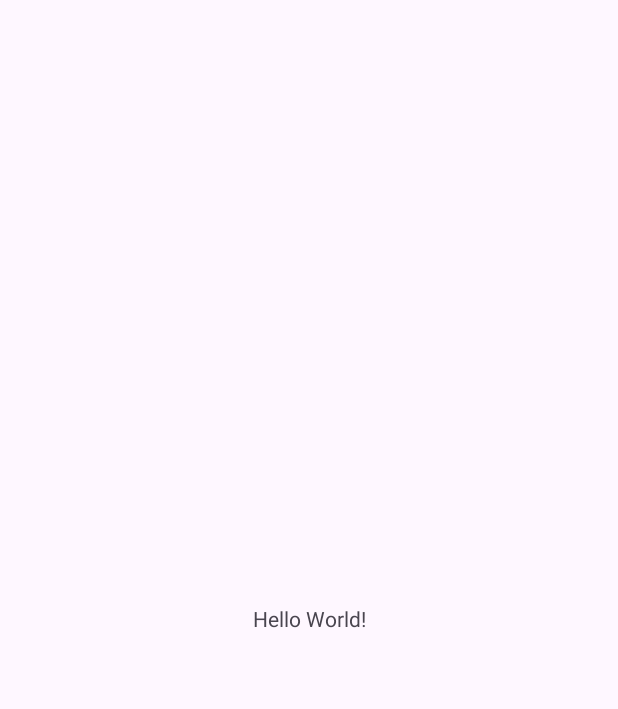
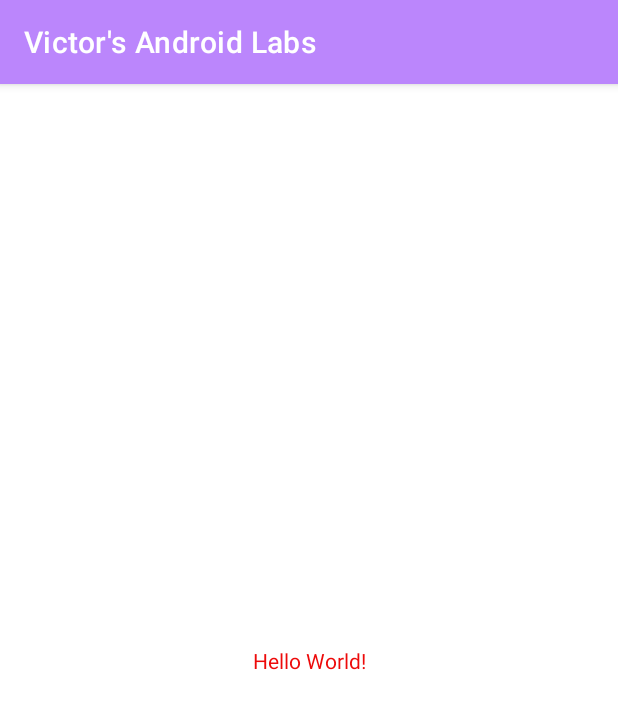
Before and after one commit to XiangqianChe/VictorsAndroidLabs, an Android app: the screen it shows after launch (MainActivity), on a phone screen of 412 x 824 dp. Before the commit the part shown is almost empty. Shown: the top 709 px of the screen. Run offline under Robolectric (Android 15) with nearby library versions, the phone set to English and light mode, and no system bars.

Commit message:
Second commit: changed the icon and app colors

```diff
--- a/app/src/main/AndroidManifest.xml
+++ b/app/src/main/AndroidManifest.xml
@@ -6,9 +6,8 @@
         android:allowBackup="true"
         android:dataExtractionRules="@xml/data_extraction_rules"
         android:fullBackupContent="@xml/backup_rules"
-        android:icon="@mipmap/ic_launcher"
+        android:icon="@drawable/app_icon"
         android:label="@string/app_name"
-        android:roundIcon="@mipmap/ic_launcher_round"
         android:supportsRtl="true"
         android:theme="@style/Theme.VictorsAndroidLabs"
         tools:targetApi="31">
--- a/app/src/main/res/mipmap-anydpi-v26/ic_launcher.xml
+++ /dev/null
@@ -1,6 +0,0 @@
-<?xml version="1.0" encoding="utf-8"?>
-<adaptive-icon xmlns:android="http://schemas.android.com/apk/res/android">
-    <background android:drawable="@drawable/ic_launcher_background" />
-    <foreground android:drawable="@drawable/ic_launcher_foreground" />
-    <monochrome android:drawable="@drawable/ic_launcher_foreground" />
-</adaptive-icon>
--- a/app/src/main/res/mipmap-anydpi-v26/ic_launcher_round.xml
+++ /dev/null
@@ -1,6 +0,0 @@
-<?xml version="1.0" encoding="utf-8"?>
-<adaptive-icon xmlns:android="http://schemas.android.com/apk/res/android">
-    <background android:drawable="@drawable/ic_launcher_background" />
-    <foreground android:drawable="@drawable/ic_launcher_foreground" />
-    <monochrome android:drawable="@drawable/ic_launcher_foreground" />
-</adaptive-icon>
--- a/app/src/main/res/values-night/themes.xml
+++ /dev/null
@@ -1,7 +0,0 @@
-<resources xmlns:tools="http://schemas.android.com/tools">
-    <!-- Base application theme. -->
-    <style name="Base.Theme.VictorsAndroidLabs" parent="Theme.Material3.DayNight.NoActionBar">
-        <!-- Customize your dark theme here. -->
-        <!-- <item name="colorPrimary">@color/my_dark_primary</item> -->
-    </style>
-</resources>
--- a/app/src/main/res/values/colors.xml
+++ b/app/src/main/res/values/colors.xml
@@ -1,5 +1,10 @@
 <?xml version="1.0" encoding="utf-8"?>
 <resources>
+    <color name="my_primary">#FFBB86FC</color>
+    <color name="my_secondary">#FF6200EE</color>
+    <color name="my_statusbar">#9991AA</color>
+    <color name="my_text">#ED0A0A</color>
+
     <color name="black">#FF000000</color>
     <color name="white">#FFFFFFFF</color>
 </resources>
--- a/app/src/main/res/values/themes.xml
+++ b/app/src/main/res/values/themes.xml
@@ -1,8 +1,17 @@
 <resources xmlns:tools="http://schemas.android.com/tools">
     <!-- Base application theme. -->
-    <style name="Base.Theme.VictorsAndroidLabs" parent="Theme.Material3.DayNight.NoActionBar">
-        <!-- Customize your light theme here. -->
-        <!-- <item name="colorPrimary">@color/my_light_primary</item> -->
+    <style name="Base.Theme.VictorsAndroidLabs" parent="Theme.MaterialComponents.DayNight.DarkActionBar">
+        <!-- Primary brand color. -->
+        <item name="colorPrimary">@color/my_primary</item>
+
+        <!-- Secondary brand color. -->
+        <item name="colorSecondary">@color/my_secondary</item>
+
+        <!-- Status bar color. -->
+        <item name="android:statusBarColor">@color/my_statusbar</item>
+
+        <!-- Primary brand color. -->
+        <item name="android:textColor">@color/my_text</item>
     </style>
 
     <style name="Theme.VictorsAndroidLabs" parent="Base.Theme.VictorsAndroidLabs" />
```
Also changed, not shown: app/src/main/res/drawable-v24/ic_launcher_foreground.xml (deleted, +0 -30 lines), app/src/main/res/drawable/app_icon.png (added), app/src/main/res/mipmap-hdpi/ic_launcher.webp (deleted), app/src/main/res/mipmap-hdpi/ic_launcher_round.webp (deleted), app/src/main/res/mipmap-mdpi/ic_launcher.webp (deleted), app/src/main/res/mipmap-mdpi/ic_launcher_round.webp (deleted), app/src/main/res/mipmap-xhdpi/ic_launcher.webp (deleted), app/src/main/res/mipmap-xhdpi/ic_launcher_round.webp (deleted), app/src/main/res/mipmap-xxhdpi/ic_launcher.webp (deleted), app/src/main/res/mipmap-xxhdpi/ic_launcher_round.webp (deleted), app/src/main/res/mipmap-xxxhdpi/ic_launcher.webp (deleted), app/src/main/res/mipmap-xxxhdpi/ic_launcher_round.webp (deleted).
